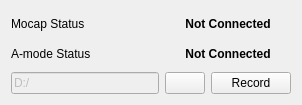
First picture: the form in measurementwindow.ui, repository dennisaprilla/AmodeUSNavigationSystem, before the edit.
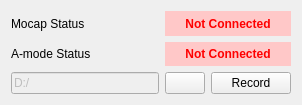
Second picture: the form after the edit. Icons and pictures are not drawn.

Commit message:
Connection label in measurementwindow is now dynamic, and others
fix bug when bmode3dvisualization initialized, volume 3dscatter somehow disappear. change the appearance of the dot in volume 3dscatter.

What changed in the file:
```diff
--- a/measurementwindow.ui
+++ b/measurementwindow.ui
@@ -57,6 +57,12 @@
          <bold>true</bold>
         </font>
        </property>
+       <property name="styleSheet">
+        <string notr="true">QLabel { 
+color : red; 
+background-color : rgb(255, 200, 200);
+}</string>
+       </property>
        <property name="text">
         <string>Not Connected</string>
        </property>
@@ -72,6 +78,12 @@
          <bold>true</bold>
         </font>
        </property>
+       <property name="styleSheet">
+        <string notr="true">QLabel { 
+color : red; 
+background-color : rgb(255, 200, 200);
+}</string>
+       </property>
        <property name="text">
         <string>Not Connected</string>
        </property>
```
Left out of the diff: 6 changed lines with no effect on the pictures. The commit also changes 10 other files.
